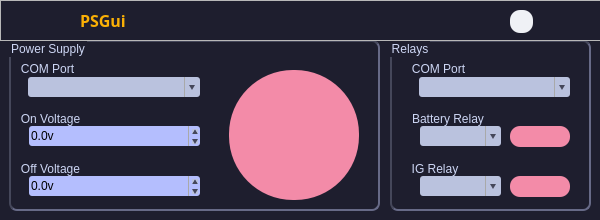
First picture: the form in Layout.ui, repository harishkathu/PSGui, before the edit.
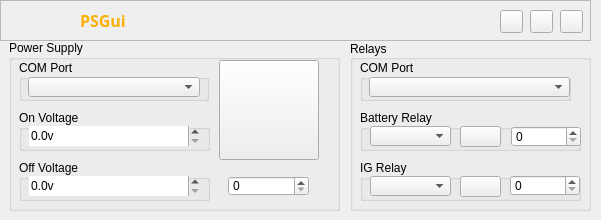
Second picture: the form after the edit. Icons and pictures are not drawn. Custom widgets are drawn as their Qt base class.

Commit message: feat: new layout.ui and added resources.qrc file

Patch:
```diff
--- a/Layout.ui
+++ b/Layout.ui
@@ -9,7 +9,7 @@
    <rect>
     <x>0</x>
     <y>0</y>
-    <width>600</width>
+    <width>601</width>
     <height>220</height>
    </rect>
   </property>
@@ -21,13 +21,13 @@
   </property>
   <property name="minimumSize">
    <size>
-    <width>600</width>
+    <width>580</width>
     <height>220</height>
    </size>
   </property>
   <property name="maximumSize">
    <size>
-    <width>600</width>
+    <width>800</width>
     <height>220</height>
    </size>
   </property>
@@ -44,138 +44,7 @@
    <string>MainWindow</string>
   </property>
   <property name="styleSheet">
-   <string notr="true">#centralwidget, QGroupBox{
-background: rgb(30, 30, 46);
-color: rgb(205, 214, 244);
-border: none;
-font-family: &quot;Hack Nerd Font Mono&quot;, &quot;Monaco&quot;;
-}
-
-#PSFrame, #RelayFrame {
-border-width: 2px;
-border-radius: 8px;
-border-color: rgb(69, 71, 90);
-border-style: inset;
-}
-
-QComboBox {
-background: rgb(186, 194, 222);
-border: none;
-border-radius: 3px;
-font-family: &quot;Hack Nerd Font Mono&quot;, &quot;Monaco&quot;;
-}
-
-QComboBox QAbstractItemView {
-background: rgb(166, 173, 200);
-border-radius: 6px;
-padding-top: 3px;
-padding-left: 4px;
-}
-
-QComboBox::drop-down {
-subcontrol-origin: padding;
-subcontrol-position: top right;
-width: 15px;
-border-left-width: 1px;
-border-left-color: darkgray;
-border-left-style: solid;
-border-top-right-radius: 3px;
-border-bottom-right-radius: 3px;
-}
-
-QComboBox::down-arrow{ 
-width: 0;
-height: 0;
-border-style: solid;
-border-right: 3px solid rgb(186, 194, 222);
-border-left: 3px solid rgb(186, 194, 222);
-border-top: 5px solid rgb(69, 71, 90);
-border-bottom: 0;
-}
-
-QDoubleSpinBox {
-background: rgb(180, 190, 254);
-border-radius: 3px;
-font-family: &quot;Hack Nerd Font Mono&quot;, &quot;Monaco&quot;;
-}
-
-QDoubleSpinBox::up-button, QDoubleSpinBox::down-button {
-border: none;
-border-left-width: 1px;
-border-left-color: darkgray;
-border-left-style: solid;
-}
-
-QDoubleSpinBox::up-arrow, QDoubleSpinBox::down-arrow {
-  width: 0;
-  height: 0;
-  border-style: solid;
-  border-right: 3px solid rgb(186, 194, 222);
-  border-left: 3px solid rgb(186, 194, 222);
-  border-bottom: 5px solid rgb(69, 71, 90);
-  border-top: 0;
-}
-
-QDoubleSpinBox::down-arrow {
-border-top: 5px solid rgb(69, 71, 90);
-border-bottom: 0;
-}
-
-QPushButton {
-background: rgb(243, 139, 168);
-border-width: 2px;
-border-radius: 10px;
-border-color: rgb(69, 71, 90);
-text-align: center;
-text-decoration: none;
-font-family: &quot;Hack Nerd Font Mono&quot;, &quot;Monaco&quot;;
-}
-
-QPushButton:hover {
-background-color: rgb(235, 160, 172);
-border-style: outset;
-}
-
-QPushButton::pressed {
-border-style: inset;
-}
-
-QPushButton::checked {
-  background-color: rgb(166, 227, 161); /* Green */
-}
-
-QPushButton::checked:hover {
-  background-color: rgb(166, 209, 137); /* Teal */
-}
-
-#PSButton::checked {
-border-style: inset;
-}
-
-#PSButton::checked:hover {
-border-style: inset;
-}
-
-#BatteryButton, #IGButton{
-border: none;
-border-radius: 10px;
-}
-
-#Close {
-background: transparent;
-}
-
-#Minimise {
-background: transparent;
-}
-
-#Theme {
-background: rgb(239, 241, 245);
-}
-
-#PSButton {
-border-radius: 64%;
-}</string>
+   <string notr="true"/>
   </property>
   <property name="dockNestingEnabled">
    <bool>false</bool>
@@ -195,7 +64,7 @@
      <rect>
       <x>9</x>
       <y>40</y>
-      <width>371</width>
+      <width>331</width>
       <height>171</height>
      </rect>
     </property>
@@ -270,10 +139,10 @@
     <widget class="QPushButton" name="PSButton">
      <property name="geometry">
       <rect>
-       <x>220</x>
-       <y>30</y>
-       <width>130</width>
-       <height>130</height>
+       <x>210</x>
+       <y>20</y>
+       <width>100</width>
+       <height>100</height>
       </rect>
      </property>
      <property name="focusPolicy">
@@ -288,8 +157,8 @@
      </property>
      <property name="iconSize">
       <size>
-       <width>200</width>
-       <height>200</height>
+       <width>80</width>
+       <height>80</height>
       </size>
      </property>
      <property name="checkable">
@@ -366,7 +235,7 @@
        <number>1</number>
       </property>
       <property name="maximum">
-       <double>40.000000000000000</double>
+       <double>24.000000000000000</double>
       </property>
       <property name="singleStep">
        <double>0.500000000000000</double>
@@ -423,13 +292,29 @@
       </property>
      </widget>
     </widget>
+    <widget class="QSpinBox" name="PSToggleDelay">
+     <property name="geometry">
+      <rect>
+       <x>219</x>
+       <y>136</y>
+       <width>81</width>
+       <height>20</height>
+      </rect>
+     </property>
+     <property name="toolTip">
+      <string>Power Supply toggle delay (in ms)</string>
+     </property>
+     <property name="maximum">
+      <number>3600000</number>
+     </property>
+    </widget>
    </widget>
    <widget class="QGroupBox" name="RelayFrame">
     <property name="geometry">
      <rect>
-      <x>390</x>
+      <x>350</x>
       <y>40</y>
-      <width>201</width>
+      <width>241</width>
       <height>171</height>
      </rect>
     </property>
@@ -454,9 +339,9 @@
     <widget class="QGroupBox" name="IGRelay">
      <property name="geometry">
       <rect>
-       <x>20</x>
+       <x>10</x>
        <y>120</y>
-       <width>171</width>
+       <width>221</width>
        <height>41</height>
       </rect>
      </property>
@@ -493,7 +378,7 @@
        <rect>
         <x>100</x>
         <y>16</y>
-        <width>60</width>
+        <width>41</width>
         <height>21</height>
        </rect>
       </property>
@@ -515,13 +400,26 @@
        <bool>true</bool>
       </property>
      </widget>
+     <widget class="QSpinBox" name="IGToggleDelay">
+      <property name="geometry">
+       <rect>
+        <x>150</x>
+        <y>15</y>
+        <width>70</width>
+        <height>21</height>
+       </rect>
+      </property>
+      <property name="toolTip">
+       <string>Ignition toggle delay (in ms)</string>
+      </property>
+     </widget>
     </widget>
     <widget class="QGroupBox" name="BatteryRelay">
      <property name="geometry">
       <rect>
-       <x>20</x>
+       <x>10</x>
        <y>70</y>
-       <width>171</width>
+       <width>221</width>
        <height>41</height>
       </rect>
      </property>
@@ -564,7 +462,7 @@
        <rect>
         <x>100</x>
         <y>16</y>
-        <width>60</width>
+        <width>41</width>
         <height>21</height>
        </rect>
       </property>
@@ -589,13 +487,26 @@
        <bool>false</bool>
       </property>
      </widget>
+     <widget class="QSpinBox" name="BatteryToggleDelay">
+      <property name="geometry">
+       <rect>
+        <x>151</x>
+        <y>16</y>
+        <width>70</width>
+        <height>21</height>
+       </rect>
+      </property>
+      <property name="toolTip">
+       <string>Battery toggle delay (in ms)</string>
+      </property>
+     </widget>
     </widget>
     <widget class="QGroupBox" name="RelayComPort">
      <property name="geometry">
       <rect>
-       <x>20</x>
+       <x>10</x>
        <y>20</y>
-       <width>171</width>
+       <width>211</width>
        <height>41</height>
       </rect>
      </property>
@@ -622,7 +533,7 @@
        <rect>
         <x>9</x>
         <y>17</y>
-        <width>151</width>
+        <width>201</width>
         <height>20</height>
        </rect>
       </property>
@@ -658,7 +569,7 @@
      <rect>
       <x>0</x>
       <y>0</y>
-      <width>601</width>
+      <width>591</width>
       <height>41</height>
      </rect>
     </property>
@@ -752,7 +663,7 @@
     <widget class="QPushButton" name="Close">
      <property name="geometry">
       <rect>
-       <x>570</x>
+       <x>560</x>
        <y>10</y>
        <width>23</width>
        <height>23</height>
@@ -775,7 +686,7 @@
     <widget class="QPushButton" name="Theme">
      <property name="geometry">
       <rect>
-       <x>510</x>
+       <x>500</x>
        <y>10</y>
        <width>23</width>
        <height>23</height>
@@ -805,7 +716,7 @@
     <widget class="QPushButton" name="Minimise">
      <property name="geometry">
       <rect>
-       <x>540</x>
+       <x>530</x>
        <y>10</y>
        <width>23</width>
        <height>23</height>
```
Left out of the diff: 41 changed lines with no effect on the pictures. The commit also changes 5 other files.
